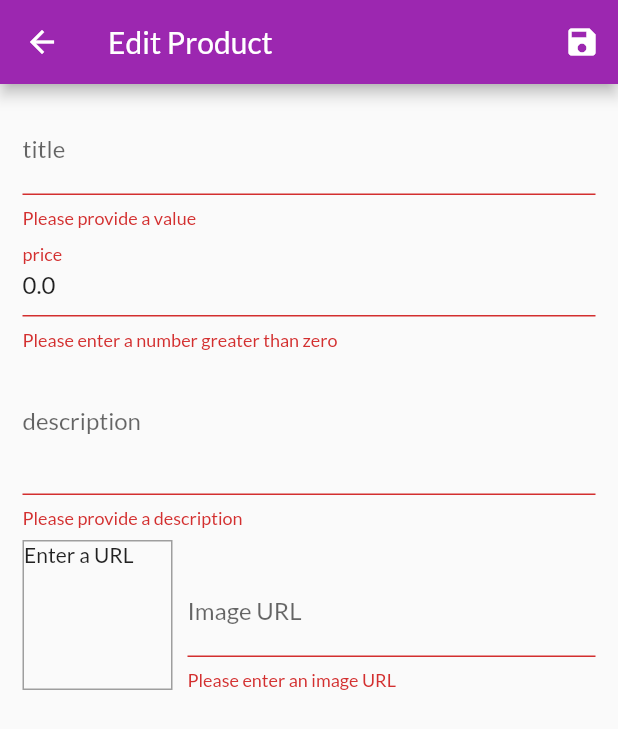
After one commit to ginoabella/academind_shop, a Flutter app: the EditProductScreen screen opened by its route, after a tap on the "save" icon, on a phone screen of 412 x 824 dp. The commit adds this screen. Shown: the top 729 px of the screen. Run offline on Flutter 3.47's test engine with Material 2 defaults, Android fonts, the phone set to English and light mode, and no system bars; network calls fail.

Commit message:
end of section 9

```diff
--- a/lib/main.dart
+++ b/lib/main.dart
@@ -9,6 +9,8 @@ import 'package:shop/providers/cart.dart';
 import 'package:shop/screens/cart_screen.dart';
 import 'package:shop/providers/orders.dart';
 import 'package:shop/screens/orders_screen.dart';
+import 'package:shop/screens/user_products_screen.dart';
+import 'package:shop/screens/edit_product_screen.dart';
 
 void main() => runApp(MyApp());
 
@@ -33,6 +35,8 @@ class MyApp extends StatelessWidget {
           ProductDetailsScreen.routeName: (context) => ProductDetailsScreen(),
           CartScreen.routeName: (context) => CartScreen(),
           OrdersScreen.routeName: (context) => OrdersScreen(),
+          UserProductsScreen.routeName: (context) => UserProductsScreen(),
+          EditProductScreen.routeName: (context) => EditProductScreen(),
         },
       ),
     );
--- a/lib/providers/products.dart
+++ b/lib/providers/products.dart
@@ -50,8 +50,31 @@ class Products with ChangeNotifier {
     return _items.firstWhere((prod) => prod.id == id);
   }
 
-  void addProduct() {
-    //_items.add(value);
+  void addProduct(Product product) {
+    final newProduct = Product(
+      title: product.title,
+      description: product.description,
+      price: product.price,
+      imageUrl: product.imageUrl,
+      id: DateTime.now().toString(),
+    );
+    _items.add(newProduct);
+    //_items.insert(0, newProduct);  // at the start of the list
+    notifyListeners();
+  }
+
+  void updateProduct(String id, Product newProduct) {
+    final productIndex = _items.indexWhere((element) => element.id == id);
+    if (productIndex >= 0) {
+      _items[productIndex] = newProduct;
+      notifyListeners();
+    } else {
+      print('.....');
+    }
+  }
+
+  void removeProduct(String id) {
+    _items.removeWhere((element) => element.id == id);
     notifyListeners();
   }
 }
--- /dev/null
+++ b/lib/screens/edit_product_screen.dart
@@ -0,0 +1,263 @@
+import 'package:flutter/material.dart';
+import 'package:provider/provider.dart';
+
+import 'package:shop/providers/product.dart';
+import 'package:shop/providers/products.dart';
+
+class EditProductScreen extends StatefulWidget {
+  static const routeName = '/edit-product';
+  @override
+  _EditProductScreenState createState() => _EditProductScreenState();
+}
+
+class _EditProductScreenState extends State<EditProductScreen> {
+  final _priceFocusNode = FocusNode();
+  final _descriptionFocusNode = FocusNode();
+  final _imageUrlFocusNode = FocusNode();
+  final _imageUrlController = TextEditingController();
+  final _form = GlobalKey<FormState>();
+  Product _editedProduct = Product(
+    id: null,
+    title: '',
+    description: '',
+    price: 0,
+    imageUrl: '',
+    isFavorite: false,
+  );
+  // var _initValues = {
+  //   'title': '',
+  //   'description': '',
+  //   'price': 0,
+  //   'imageUrl': '',
+  // };
+  bool _isInit = true;
+
+  @override
+  void initState() {
+    _imageUrlFocusNode.addListener(_updateImageUrl);
+    super.initState();
+  }
+
+  @override
+  void didChangeDependencies() {
+    if (_isInit) {
+      final productId = ModalRoute.of(context).settings.arguments as String;
+      if (productId != null) {
+        _editedProduct =
+            Provider.of<Products>(context, listen: false).findById(productId);
+        // _initValues = {
+        //   'title': _editedProduct.title,
+        //   'description': _editedProduct.description,
+        //   'price': _editedProduct.price.toString(),
+        //   'imageUrl': _editedProduct.imageUrl,
+        // };
+        _imageUrlController.text = _editedProduct.imageUrl;
+      }
+    }
+    _isInit = false;
+    super.didChangeDependencies();
+  }
+
+  @override
+  void dispose() {
+    _imageUrlFocusNode.removeListener(_updateImageUrl);
+    _priceFocusNode.dispose();
+    _descriptionFocusNode.dispose();
+    _imageUrlFocusNode.dispose();
+    _imageUrlController.dispose();
+    super.dispose();
+  }
+
+  void _updateImageUrl() {
+    if (!_imageUrlFocusNode.hasFocus) {
+      if ((!_imageUrlController.text.startsWith('http') &&
+              !_imageUrlController.text.startsWith('https')) ||
+          (!_imageUrlController.text.endsWith('png') &&
+              !_imageUrlController.text.endsWith('jpg') &&
+              !_imageUrlController.text.endsWith('jpeg'))) {
+        return;
+      }
+
+      setState(() {});
+    }
+  }
+
+  void _saveForm() {
+    final isValid = _form.currentState.validate();
+    if (isValid) {
+      _form.currentState.save();
+      if (_editedProduct.id != null) {
+        Provider.of<Products>(context, listen: false)
+            .updateProduct(_editedProduct.id, _editedProduct);
+      } else {
+        Provider.of<Products>(context, listen: false)
+            .addProduct(_editedProduct);
+      }
+
+      Navigator.of(context).pop();
+    }
+  }
+
+  @override
+  Widget build(BuildContext context) {
+    return Scaffold(
+      appBar: AppBar(
+        title: Text('Edit Product'),
+        actions: <Widget>[
+          IconButton(
+            icon: Icon(Icons.save),
+            onPressed: _saveForm,
+          ),
+        ],
+      ),
+      body: Padding(
+        padding: const EdgeInsets.all(15.0),
+        child: Form(
+          key: _form,
+          child: ListView(
+            children: <Widget>[
+              TextFormField(
+                initialValue: _editedProduct.title,
+                decoration: InputDecoration(labelText: 'title'),
+                textInputAction: TextInputAction.next,
+                onFieldSubmitted: (_) =>
+                    FocusScope.of(context).requestFocus(_priceFocusNode),
+                validator: (value) {
+                  if (value.isEmpty) {
+                    return 'Please provide a value';
+                  }
+                  return null;
+                },
+                onSaved: (value) {
+                  _editedProduct = Product(
+                    id: _editedProduct.id,
+                    title: value,
+                    description: _editedProduct.description,
+                    price: _editedProduct.price,
+                    imageUrl: _editedProduct.imageUrl,
+                    isFavorite: _editedProduct.isFavorite,
+                  );
+                },
+              ),
+              TextFormField(
+                initialValue: _editedProduct.price.toString(),
+                decoration: InputDecoration(labelText: 'price'),
+                textInputAction: TextInputAction.next,
+                keyboardType: TextInputType.number,
+                focusNode: _priceFocusNode,
+                onFieldSubmitted: (_) =>
+                    FocusScope.of(context).requestFocus(_descriptionFocusNode),
+                validator: (value) {
+                  if (value.isEmpty) {
+                    return 'Please provide a value';
+                  }
+                  if (double.tryParse(value) == null) {
+                    return 'Please provide a valid number';
+                  }
+                  if (double.parse(value) <= 0) {
+                    return 'Please enter a number greater than zero';
+                  }
+                  return null;
+                },
+                onSaved: (value) {
+                  _editedProduct = Product(
+                    id: _editedProduct.id,
+                    title: _editedProduct.title,
+                    description: _editedProduct.description,
+                    price: double.parse(value),
+                    imageUrl: _editedProduct.imageUrl,
+                    isFavorite: _editedProduct.isFavorite,
+                  );
+                },
+              ),
+              TextFormField(
+                initialValue: _editedProduct.description,
+                decoration: InputDecoration(labelText: 'description'),
+                maxLines: 3,
+                textInputAction: TextInputAction.next,
+                keyboardType: TextInputType.multiline,
+                focusNode: _descriptionFocusNode,
+                validator: (value) {
+                  if (value.isEmpty) {
+                    return 'Please provide a description';
+                  }
+                  if (value.length < 10) {
+                    return 'Should be at least 10 characters long';
+                  }
+                  return null;
+                },
+                onSaved: (value) {
+                  _editedProduct = Product(
+                    id: _editedProduct.id,
+                    title: _editedProduct.title,
+                    description: value,
+                    price: _editedProduct.price,
+                    imageUrl: _editedProduct.imageUrl,
+                    isFavorite: _editedProduct.isFavorite,
+                  );
+                },
+              ),
+              Row(
+                crossAxisAlignment: CrossAxisAlignment.end,
+                children: <Widget>[
+                  Container(
+                    height: 100,
+                    width: 100,
+                    margin: EdgeInsets.only(top: 8, right: 10),
+                    decoration: BoxDecoration(
+                      border: Border.all(
+                        width: 1,
+                        color: Colors.grey,
+                      ),
+                    ),
+                    child: _imageUrlController.text.isEmpty
+                        ? Text('Enter a URL')
+                        : FittedBox(
+                            child: Image.network(_imageUrlController.text),
+                            fit: BoxFit.cover,
+                          ),
+                  ),
+                  Expanded(
+                    child: TextFormField(
+                      decoration: InputDecoration(labelText: 'Image URL'),
+                      keyboardType: TextInputType.url,
+                      textInputAction: TextInputAction.done,
+                      focusNode: _imageUrlFocusNode,
+                      controller: _imageUrlController,
+                      onFieldSubmitted: (_) => _saveForm(),
+                      validator: (value) {
+                        if (value.isEmpty) {
+                          return 'Please enter an image URL';
+                        }
+                        if (!value.startsWith('http') &&
+                            !value.startsWith('https')) {
+                          return 'Please enter a valid URL';
+                        }
+                        if (!value.endsWith('png') &&
+                            !value.endsWith('jpg') &&
+                            !value.endsWith('jpeg')) {
+                          return 'Please enter a valid image URL';
+                        }
+                        return null;
+                      },
+                      onSaved: (value) {
+                        _editedProduct = Product(
+                          id: _editedProduct.id,
+                          title: _editedProduct.title,
+                          description: _editedProduct.description,
+                          price: _editedProduct.price,
+                          imageUrl: value,
+                          isFavorite: _editedProduct.isFavorite,
+                        );
+                      },
+                    ),
+                  ),
+                ],
+              ),
+            ],
+          ),
+        ),
+      ),
+    );
+  }
+}
--- a/lib/widgets/app_drawer.dart
+++ b/lib/widgets/app_drawer.dart
@@ -1,6 +1,7 @@
 import 'package:flutter/material.dart';
 
 import 'package:shop/screens/orders_screen.dart';
+import 'package:shop/screens/user_products_screen.dart';
 
 class AppDrawer extends StatelessWidget {
   @override
@@ -29,6 +30,15 @@ class AppDrawer extends StatelessWidget {
                   .pushReplacementNamed(OrdersScreen.routeName);
             },
           ),
+          Divider(),
+          ListTile(
+            leading: Icon(Icons.edit),
+            title: Text('Manage Products'),
+            onTap: () {
+              Navigator.of(context)
+                  .pushReplacementNamed(UserProductsScreen.routeName);
+            },
+          ),
         ],
       ),
     );
```
Also changed, not shown: lib/providers/cart.dart (+20 -0 lines), lib/screens/user_products_screen.dart (added, +46 -0 lines), lib/widgets/cart_item.dart (+23 -0 lines), lib/widgets/product_item.dart (+15 -0 lines), lib/widgets/user_product_item.dart (added, +45 -0 lines).
